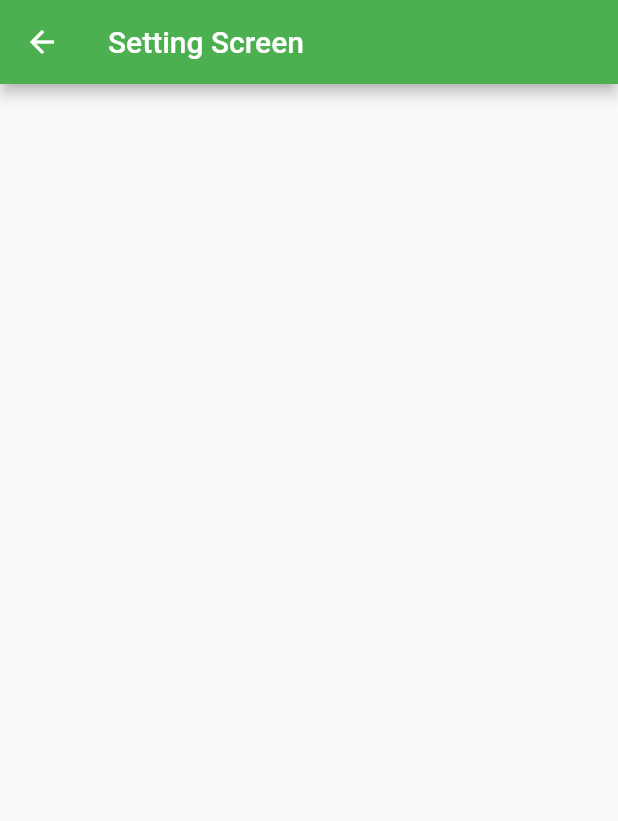
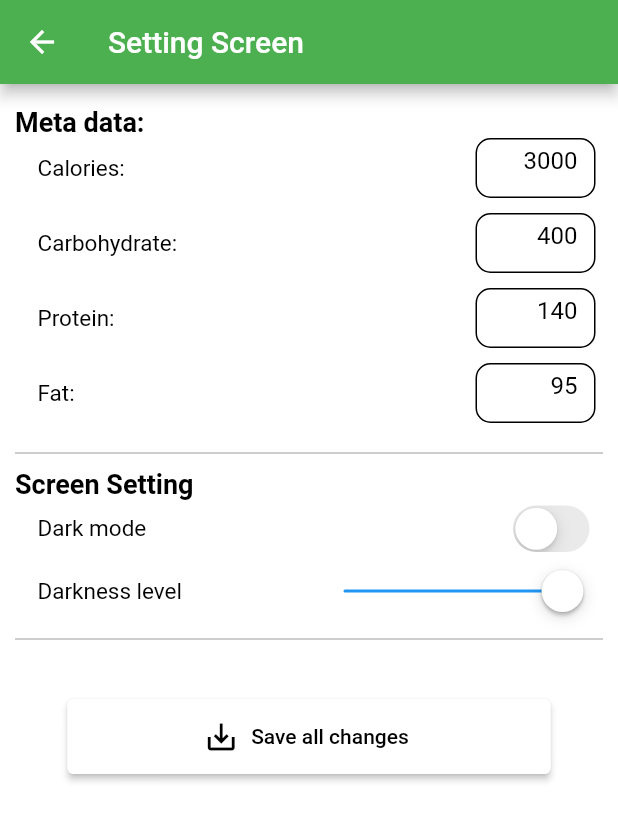
Before and after one commit to nguyenvan0901/325_final, a Flutter app: the Setting screen opened directly, on a phone screen of 412 x 824 dp. Shown: the top 821 px of the screen. Run offline on Flutter 3.47's test engine with Material 2 defaults, Android fonts, the phone set to English and light mode, and no system bars; our stand-ins replace cloud_firestore, firebase_core, flutter_spinkit, percent_indicator; missing offline and left inert: flutter_barcode_scanner, openfoodfacts; accounts and stored records are empty.

Commit message:
finished with setting screens

```diff
--- a/lib/Pages/View/settings.dart
+++ b/lib/Pages/View/settings.dart
@@ -1,3 +1,4 @@
+import 'package:flutter/cupertino.dart';
 import 'package:flutter/material.dart';
 
 class Setting extends StatefulWidget {
@@ -8,13 +9,179 @@ class Setting extends StatefulWidget {
 }
 
 class _SettingState extends State<Setting> {
+  Color appbarColor = Colors.green;
+  Color? backgroundColor = Colors.white;
+  Color textColor = Colors.black;
+
+  bool darkMode = false;
+  bool light = false;
+  double darknessLevel = 900.0;
+
   @override
   Widget build(BuildContext context) {
     return Scaffold(
+      backgroundColor: backgroundColor,
       appBar: AppBar(
         title: const Text("Setting Screen"),
-        backgroundColor: Colors.green,
+        backgroundColor: appbarColor,
+      ),
+      body: SingleChildScrollView(
+        child: Padding(
+          padding: const EdgeInsets.fromLTRB(10.0, 15, 10, 0),
+          child: Column(
+            crossAxisAlignment: CrossAxisAlignment.start,
+            children: <Widget>[
+              // This code block is for displaying the meta data
+              Text("Meta data:", style: getHeaderTextStyle()),
+              nutrimentsTextField("Calories:", "3000"),
+              const SizedBox(height: 10),
+              nutrimentsTextField("Carbohydrate:", "400"),
+              const SizedBox(height: 10),
+              nutrimentsTextField("Protein:", "140"),
+              const SizedBox(height: 10),
+              nutrimentsTextField("Fat:", "95"),
+              const SizedBox(height: 10),
+              divider(),
+
+              // This code block is for displaying the screen options
+              Text("Screen Setting", style: getHeaderTextStyle()),
+              darkmodeSwitch(),
+              sliderDarkLevel(),
+              divider(),
+
+              // This code block is for displaying the save button
+              SizedBox(height: 30),
+              Padding(
+                padding: const EdgeInsets.fromLTRB(35, 0, 35, 0),
+                child: ElevatedButton.icon(
+                    style: elevatedButtonStyle(),
+                    onPressed: () {
+
+                    },
+                    icon: const Icon(Icons.save_alt_outlined),
+                    label: const Text("Save all changes")),
+              ),
+              const SizedBox(height: 10),
+            ],
+          ),
+        ),
       ),
     );
   }
+
+  TextStyle getHeaderTextStyle() {
+    return TextStyle(
+        fontSize: 18, fontWeight: FontWeight.bold, color: textColor);
+  }
+
+  TextStyle getSubTextStyle() {
+    return TextStyle(fontSize: 15, color: textColor);
+  }
+
+  Padding nutrimentsTextField(String category, String defaultValue) {
+    return Padding(
+      padding: const EdgeInsets.fromLTRB(15, 0, 5, 0),
+      child: Row(
+        mainAxisAlignment: MainAxisAlignment.spaceBetween,
+        children: <Widget>[
+          Text(category, style: getSubTextStyle()),
+          getInputTextField(defaultValue),
+        ],
+      ),
+    );
+  }
+
+  SizedBox getInputTextField(String defaultValue) {
+    return SizedBox(
+      width: 80,
+      height: 40,
+      child: TextField(
+        textAlign: TextAlign.right,
+        decoration: InputDecoration(
+          hintText: defaultValue,
+          hintStyle: TextStyle(color: textColor),
+          enabledBorder: OutlineInputBorder(
+            borderSide: BorderSide(width: 1, color: textColor),
+            borderRadius: const BorderRadius.all(Radius.circular(10)),
+          ),
+        ),
+      ),
+    );
+  }
+
+  Divider divider() {
+    return Divider(
+      color: Colors.grey[400],
+      height: 20,
+      thickness: 1,
+      indent: 0,
+      endIndent: 0,
+    );
+  }
+
+  Padding darkmodeSwitch() {
+    return Padding(
+      padding: const EdgeInsets.fromLTRB(15, 0, 5, 0),
+      child: Row(
+        mainAxisAlignment: MainAxisAlignment.spaceBetween,
+        children: <Widget>[
+          Text("Dark mode", style: getSubTextStyle()),
+          CupertinoSwitch(
+            value: light,
+            onChanged: (bool value) => {
+              setState(() {
+                //if dark mode set dark theme
+                if (value) {
+                  appbarColor = Colors.black;
+                  backgroundColor = Colors.grey[900];
+                  textColor = Colors.white;
+                  light = value;
+                  darkMode = true;
+                } else {
+                  appbarColor = Colors.green;
+                  backgroundColor = Colors.white;
+                  textColor = Colors.black;
+                  light = value;
+                  darkMode = false;
+                }
+              })
+            },
+          ),
+        ],
+      ),
+    );
+  }
+
+  Padding sliderDarkLevel() {
+    return Padding(
+      padding: const EdgeInsets.fromLTRB(15, 0, 5, 0),
+      child: Row(
+        mainAxisAlignment: MainAxisAlignment.spaceBetween,
+        children: <Widget>[
+          Text("Darkness level", style: getSubTextStyle()),
+          CupertinoSlider(
+              value: darknessLevel,
+              min: 400,
+              max: 900,
+              divisions: 5,
+              onChanged: (value) {
+                if (darkMode) {
+                  setState(() {
+                    darknessLevel = value;
+                    backgroundColor = Colors.grey[value.toInt()];
+                  });
+                }
+              })
+        ],
+      ),
+    );
+  }
+
+  ButtonStyle elevatedButtonStyle() {
+    return ElevatedButton.styleFrom(
+        minimumSize: const Size.fromHeight(50),
+        backgroundColor: backgroundColor,
+        foregroundColor: textColor,
+        side: const BorderSide(width: 1, color: Colors.white));
+  }
 }
```
